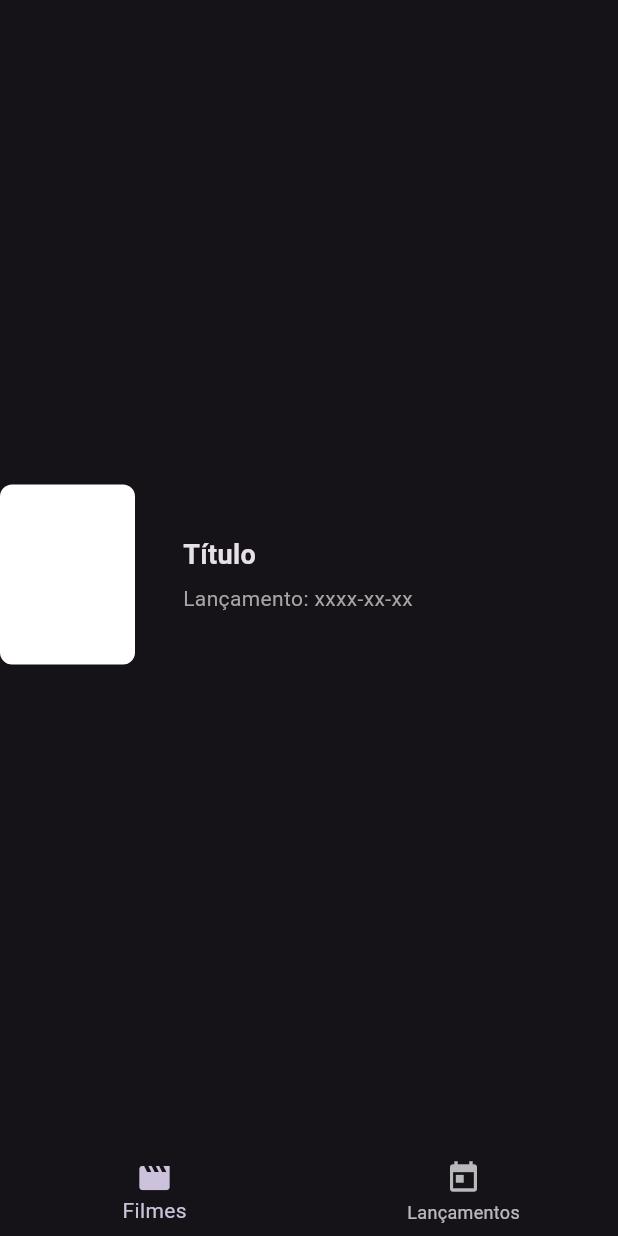
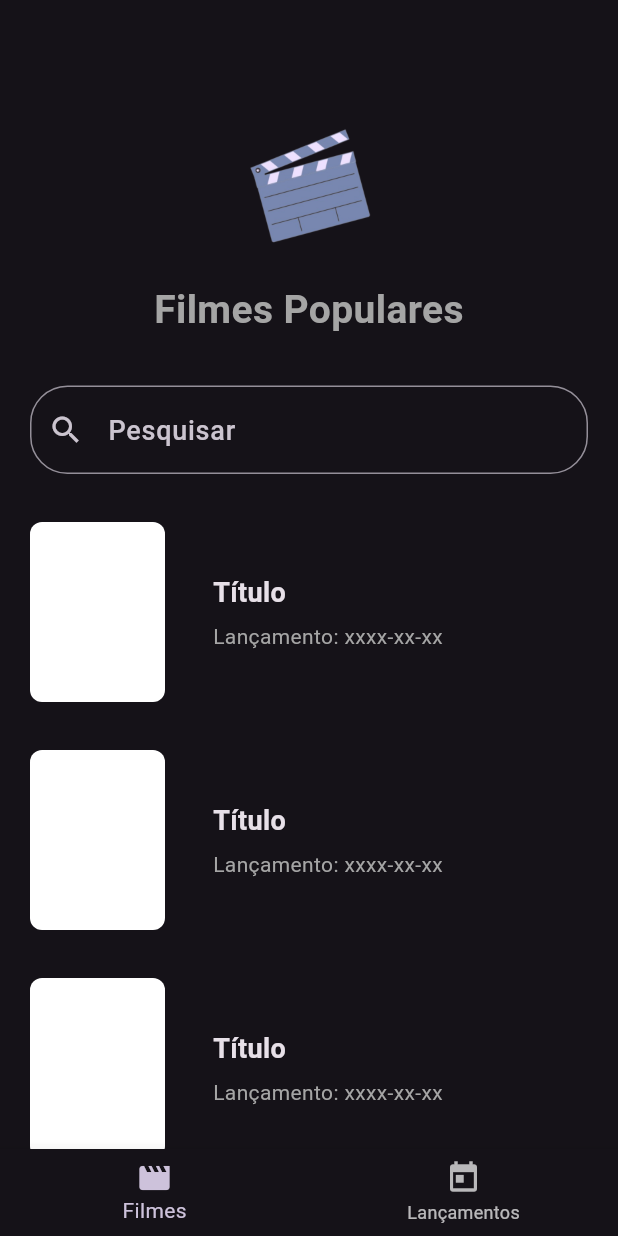
Before and after one commit to Richard-Satilite/Flutter_catalog, a Flutter app: the Dashboard screen opened by its route, on a phone screen of 412 x 824 dp. Run offline on Flutter 3.47's test engine with Material 3 defaults, Android fonts, the light colour scheme and no system bars.

Commit message:
Flutter-Catalog: Modified search_movies screen list View style

```diff
--- a/lib/ui/components/movie_card.dart
+++ b/lib/ui/components/movie_card.dart
@@ -6,7 +6,9 @@ class MovieCard extends StatelessWidget {
 
   @override
   Widget build(BuildContext context) {
-    return Row(
+    return Padding(
+      padding: const EdgeInsets.only(top: 32),
+      child: Row(
         children: <Widget>[
           Container(
             width: 90,
@@ -40,6 +42,7 @@ class MovieCard extends StatelessWidget {
             ],
           )
         ],
+      ),
     );
   }
 }
--- a/lib/ui/screens/dashboard.dart
+++ b/lib/ui/screens/dashboard.dart
@@ -22,7 +22,10 @@ class _DashboardState extends State<Dashboard> {
   @override
   Widget build(BuildContext context) {
     return Scaffold(
-      body: _screens.elementAt(_currentIndex),
+      body: Padding(
+        padding: const EdgeInsets.fromLTRB(20, 60, 20, 0),
+        child: _screens.elementAt(_currentIndex),
+      ),
       bottomNavigationBar: BottomNavigationBar(
           currentIndex: _currentIndex,
           onTap: (value) => updateIndex(value),
--- a/lib/ui/screens/search_movies.dart
+++ b/lib/ui/screens/search_movies.dart
@@ -1,5 +1,6 @@
 import 'package:flutter/material.dart';
 import 'package:flutter_catalog/ui/components/movie_card.dart';
+import 'package:flutter_catalog/ui/style/colors.dart';
 
 class SearchMovies extends StatelessWidget {
   const SearchMovies({super.key});
@@ -7,7 +8,48 @@ class SearchMovies extends StatelessWidget {
   @override
   Widget build(BuildContext context) {
     return Center(
-      child: MovieCard(),
+      child: CustomScrollView(
+        slivers: <Widget>[
+          SliverToBoxAdapter(
+            child: Image.asset(
+              "assets/images/movie.png",
+              height: 128,
+            ),
+          ),
+          SliverToBoxAdapter(
+            child: Text(
+              "Filmes Populares",
+              textAlign: TextAlign.center,
+              style: TextStyle(
+                fontSize: 26,
+                fontWeight: FontWeight.bold,
+                color: AppColor.searchReleaseText,
+              ),
+            ),
+          ),
+          SliverToBoxAdapter(
+            child: Padding(
+              padding: const EdgeInsets.only(top: 32),
+              child: TextField(
+                style: TextStyle(
+                  fontSize: 18,
+                  fontWeight: FontWeight.w500,
+                ),
+                decoration: InputDecoration(
+                    hintText: "Pesquisar",
+                    prefixIcon: Icon(Icons.search),
+                    border: OutlineInputBorder(
+                      borderRadius: BorderRadius.circular(25),
+                    )),
+              ),
+            ),
+          ),
+          SliverList.builder(
+            itemBuilder: (context, index) => MovieCard(),
+            itemCount: 10,
+          ),
+        ],
+      ),
     );
   }
 }
```
Also changed, not shown: assets/images/movie.png (added). Lines whose indentation alone changed are shown as unchanged.
